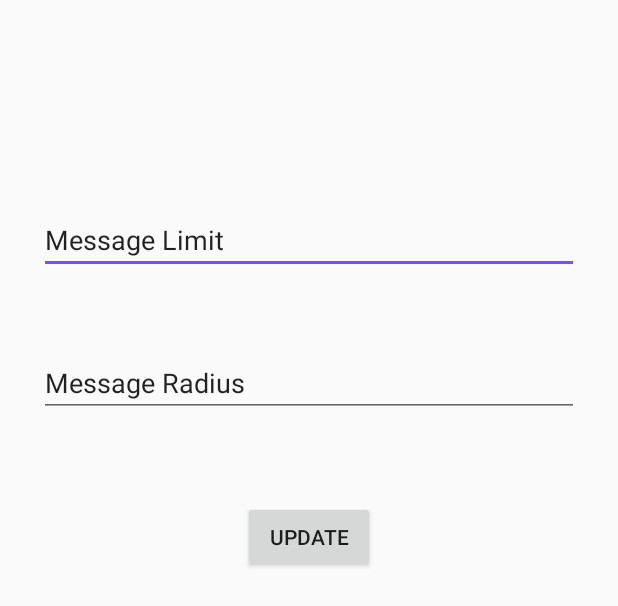
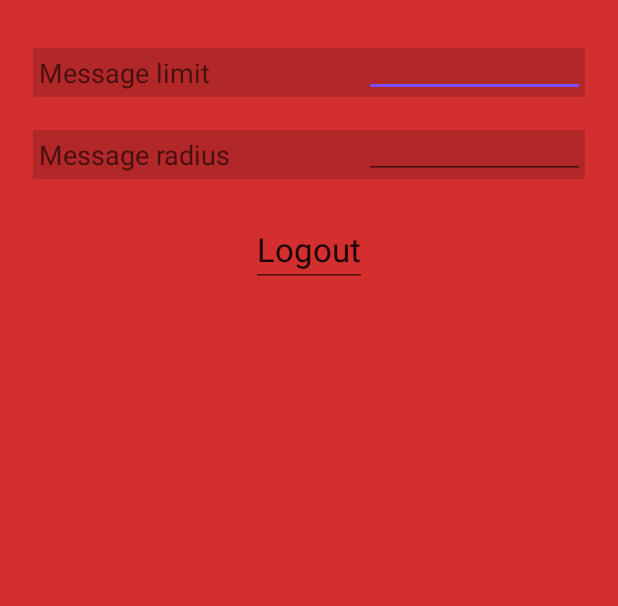
Before and after one commit to JustTrust/OneHundredMeterChat, an Android app: the layout fragment_setting.xml on its own in the app's theme, with its tools: preview values and no code run, on a phone screen of 412 x 824 dp. Shown: the top 606 px of the screen. Run offline under Robolectric (Android 15) with nearby library versions, the phone set to English and light mode, and no system bars.

Commit message:
finished settings

```diff
--- a/app/build.gradle
+++ b/app/build.gradle
@@ -30,4 +30,5 @@ dependencies {
     compile 'com.squareup.retrofit2:converter-gson:2.0.0-beta4'
     compile 'com.squareup.picasso:picasso:2.5.2'
     compile 'com.google.android.gms:play-services:8.4.0'
+    compile 'com.jakewharton:butterknife:7.0.1'
 }
--- a/app/src/main/java/org/belichenko/a/onehundredmeterchat/Constant.java
+++ b/app/src/main/java/org/belichenko/a/onehundredmeterchat/Constant.java
@@ -7,12 +7,11 @@ public interface Constant {
     String PACKAGE_NAME = "org.belichenko.a.onehundredmeterchat";
     String STORAGE_OF_SETTINGS = PACKAGE_NAME + ".storageOfSettings";
 
-    String STORED_RADIUS = PACKAGE_NAME + ".storedRadius";
     String RADIUS = PACKAGE_NAME + ".radius";
+    String MSG_LIMIT = PACKAGE_NAME + ".msgLimit";
 
     String STORED_NAME = PACKAGE_NAME + ".storedName";
 
-    String STORED_UPDATE_TIME = PACKAGE_NAME + ".storedTime";
     String UPDATE_TIME = PACKAGE_NAME + ".updateTime";
 
     int TEN_SECONDS = 10000;
--- a/app/src/main/java/org/belichenko/a/onehundredmeterchat/LoginActivity.java
+++ b/app/src/main/java/org/belichenko/a/onehundredmeterchat/LoginActivity.java
@@ -137,7 +137,6 @@ public class LoginActivity extends AppCompatActivity implements Constant {
 
                 Intent activityIntent = new Intent(App.getAppContext(), MainActivity.class);
                 startActivity(activityIntent);
-
             }
         });
         mContentView.setOnClickListener(new View.OnClickListener() {
--- a/app/src/main/java/org/belichenko/a/onehundredmeterchat/MainActivity.java
+++ b/app/src/main/java/org/belichenko/a/onehundredmeterchat/MainActivity.java
@@ -103,7 +103,7 @@ public class MainActivity extends AppCompatActivity implements ListFragment.OnLi
         public View onCreateView(LayoutInflater inflater, ViewGroup container,
                                  Bundle savedInstanceState) {
             View rootView = inflater.inflate(R.layout.fragment_setting, container, false);
-            TextView textView = (TextView) rootView.findViewById(R.id.section_label);
+            TextView textView = (TextView) rootView.findViewById(R.id.text_limit);
             textView.setText(getString(R.string.section_format, getArguments().getInt(ARG_SECTION_NUMBER)));
             return rootView;
         }
--- a/app/src/main/res/layout/activity_login.xml
+++ b/app/src/main/res/layout/activity_login.xml
@@ -2,7 +2,7 @@
     xmlns:tools="http://schemas.android.com/tools"
     android:layout_width="match_parent"
     android:layout_height="match_parent"
-    android:background="@color/colorPrimary"
+    android:background="@color/colorPrimaryDark"
     tools:context="org.belichenko.a.onehundredmeterchat.LoginActivity">
 
     <!-- The primary full-screen view. This can be replaced with whatever view
--- a/app/src/main/res/layout/fragment_list.xml
+++ b/app/src/main/res/layout/fragment_list.xml
@@ -10,4 +10,5 @@
     android:layout_marginRight="16dp"
     app:layoutManager="LinearLayoutManager"
     tools:context=".ListFragment"
-    tools:listitem="@layout/list_item" />
+    tools:listitem="@layout/list_item"
+    android:background="@color/colorPrimaryDark"/>
--- a/app/src/main/res/layout/fragment_setting.xml
+++ b/app/src/main/res/layout/fragment_setting.xml
@@ -2,49 +2,96 @@
     xmlns:tools="http://schemas.android.com/tools"
     android:layout_width="match_parent"
     android:layout_height="match_parent"
+    android:background="@color/colorPrimaryDark"
     android:paddingBottom="@dimen/activity_vertical_margin"
     android:paddingLeft="@dimen/activity_horizontal_margin"
     android:paddingRight="@dimen/activity_horizontal_margin"
     android:paddingTop="@dimen/activity_vertical_margin"
     tools:context="org.belichenko.a.onehundredmeterchat.MainActivity$PlaceholderFragment">
 
+    <LinearLayout
+        android:layout_width="match_parent"
+        android:layout_height="wrap_content"
+        android:id="@+id/limit_layout"
+        android:layout_marginTop="@dimen/activity_horizontal_margin"
+        android:background="@color/grey_overlay"
+        android:orientation="horizontal"
+        android:weightSum="10"
+        android:layout_alignParentTop="true"
+        android:layout_marginLeft="@dimen/map_bt_padding"
+        android:layout_marginRight="@dimen/map_bt_padding"
+        android:layout_marginBottom="@dimen/map_bt_padding"
+        android:layout_centerHorizontal="true">
+
         <TextView
-        android:id="@+id/section_label"
-        android:layout_width="wrap_content"
-        android:layout_height="wrap_content" />
+            android:id="@+id/text_limit"
+            android:layout_width="0dp"
+            android:layout_height="wrap_content"
+            android:textAppearance="?android:attr/textAppearanceMedium"
+            android:layout_weight="6"
+            android:text="@string/limit_string"
+            android:padding="@dimen/view_padding"
+            android:layout_gravity="center_vertical" />
 
         <EditText
             android:id="@+id/setting_limit"
+            android:layout_width="0dp"
+            android:layout_height="wrap_content"
+            android:layout_weight="4"
+            android:inputType="numberDecimal"
+            android:maxLength="2"
+            android:singleLine="true"
+            android:padding="@dimen/view_padding" />
+    </LinearLayout>
+
+    <LinearLayout
         android:layout_width="match_parent"
         android:layout_height="wrap_content"
-        android:layout_alignParentLeft="true"
-        android:layout_alignParentStart="true"
-        android:layout_below="@+id/section_label"
-        android:layout_marginLeft="10dp"
-        android:layout_marginRight="10dp"
-        android:layout_marginTop="102dp"
-        tools:text="Message Limit" />
+        android:id="@+id/radius_layout"
+        android:layout_marginTop="@dimen/activity_horizontal_margin"
+        android:background="@color/grey_overlay"
+        android:orientation="horizontal"
+        android:weightSum="10"
+        android:layout_below="@+id/limit_layout"
+        android:layout_marginLeft="@dimen/map_bt_padding"
+        android:layout_marginRight="@dimen/map_bt_padding"
+        android:layout_marginBottom="@dimen/map_bt_padding"
+        android:layout_centerHorizontal="true">
+
+        <TextView
+            android:id="@+id/text_radius"
+            android:layout_width="0dp"
+            android:layout_height="wrap_content"
+            android:textAppearance="?android:attr/textAppearanceMedium"
+            android:text="@string/radius_string"
+            android:layout_weight="6"
+            android:padding="@dimen/view_padding"
+            android:layout_gravity="center_vertical" />
 
         <EditText
             android:id="@+id/setting_radius"
-        android:layout_width="match_parent"
+            android:layout_width="0dp"
             android:layout_height="wrap_content"
-        android:layout_alignParentLeft="true"
-        android:layout_alignParentStart="true"
-        android:layout_below="@+id/setting_limit"
-        android:layout_marginLeft="10dp"
-        android:layout_marginRight="10dp"
-        android:layout_marginTop="50dp"
-        tools:text="Message Radius" />
+            android:inputType="numberDecimal"
+            android:maxLength="3"
+            android:layout_weight="4"
+            android:padding="@dimen/view_padding" />
+    </LinearLayout>
 
-    <Button
-        android:id="@+id/setting_button_update"
+    <EditText
+        android:id="@+id/logout"
         android:layout_width="wrap_content"
         android:layout_height="wrap_content"
-        android:layout_below="@+id/setting_radius"
+        android:text="@string/logut_text"
+        android:layout_below="@+id/radius_layout"
+        android:clickable="true"
+        android:enabled="true"
+        android:gravity="center_horizontal"
+        android:textSize="22sp"
         android:layout_centerHorizontal="true"
-        android:layout_marginTop="56dp"
-        android:text="Update" />
-
+        android:singleLine="true"
+        android:inputType="none"
+        android:editable="false"
+        android:layout_margin="@dimen/activity_vertical_margin" />
 
 </RelativeLayout>
--- a/app/src/main/res/layout/list_item.xml
+++ b/app/src/main/res/layout/list_item.xml
@@ -3,7 +3,8 @@
     xmlns:tools="http://schemas.android.com/tools"
     android:layout_width="wrap_content"
     android:layout_height="wrap_content"
-    android:orientation="horizontal">
+    android:orientation="horizontal"
+    android:background="@color/colorPrimaryDark">
 
     <TextView
         android:id="@+id/user_list"
--- a/app/src/main/res/values/colors.xml
+++ b/app/src/main/res/values/colors.xml
@@ -10,5 +10,6 @@
     <color name="colorDivider">#B6B6B6</color>
 
     <color name="black_overlay">#5a000000</color>
+    <color name="grey_overlay">#28000000</color>
     <color name="colorBackground">#a3d9eb</color>
 </resources>
--- a/app/src/main/res/values/strings.xml
+++ b/app/src/main/res/values/strings.xml
@@ -11,4 +11,7 @@
     <string name="name_string">Name</string>
     <string name="start_text">Start</string>
     <string name="no_valid_name">Enter name with 6 char minimum</string>
+    <string name="limit_string">Message limit</string>
+    <string name="radius_string">Message radius</string>
+    <string name="logut_text">Logout</string>
 </resources>
```
Also changed, not shown: app/src/main/java/org/belichenko/a/onehundredmeterchat/SettingFragment.java (+63 -0 lines). Lines whose indentation alone changed are shown as unchanged.
